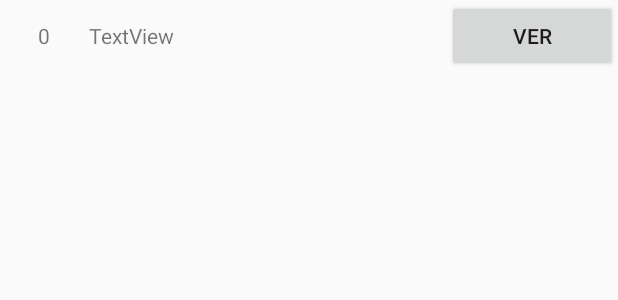
After one commit to compumovil2010/Sport4Party, an Android app: the layout evento.xml on its own in the app's theme, with its tools: preview values and no code run, on a phone screen of 412 x 824 dp. The commit adds this screen. Shown: the top 300 px of the screen. Run offline under Robolectric (Android 15) with nearby library versions, the phone set to English and light mode, and no system bars.

Commit message:
Preferencias y Lista de eventos (sin terminar).

```diff
--- a/app/src/main/java/com/example/sport4party/MainActivity.java
+++ b/app/src/main/java/com/example/sport4party/MainActivity.java
@@ -6,6 +6,7 @@ import android.content.Intent;
 import android.os.Bundle;
 import android.view.View;
 import android.widget.Button;
+import android.widget.Toast;
 
 import com.example.sport4party.Modelo.Deportista;
 
--- /dev/null
+++ b/app/src/main/res/layout/evento.xml
@@ -0,0 +1,28 @@
+<?xml version="1.0" encoding="utf-8"?>
+<LinearLayout xmlns:android="http://schemas.android.com/apk/res/android"
+    android:orientation="horizontal" android:layout_width="match_parent"
+    android:layout_height="match_parent">
+
+    <TextView
+        android:id="@+id/textViewNumero"
+        android:layout_width="wrap_content"
+        android:layout_height="wrap_content"
+        android:layout_weight="0.2"
+        android:gravity="center"
+        android:text="0" />
+
+    <TextView
+        android:id="@+id/textViewNombreEvento"
+        android:layout_width="wrap_content"
+        android:layout_height="wrap_content"
+        android:layout_weight="0.7"
+        android:gravity="center|left"
+        android:text="TextView" />
+
+    <Button
+        android:id="@+id/buttonVer"
+        android:layout_width="wrap_content"
+        android:layout_height="wrap_content"
+        android:layout_weight="0.1"
+        android:text="@string/see" />
+</LinearLayout>
--- a/app/src/main/res/values/strings.xml
+++ b/app/src/main/res/values/strings.xml
@@ -5,4 +5,5 @@
     <string name="profile_friends">Amigos:</string>
     <string name="profile_events">Eventos de</string>
     <string name="profile_new_event">Nuevo evento</string>
+    <string name="see">Ver</string>
 </resources>
```
Also changed, not shown: app/src/main/java/com/example/sport4party/EventosAdapter.java (added, +33 -0 lines), app/src/main/java/com/example/sport4party/Perfil.java (+48 -14 lines), app/src/main/res/layout/activity_perfil.xml (+5 -9 lines).
